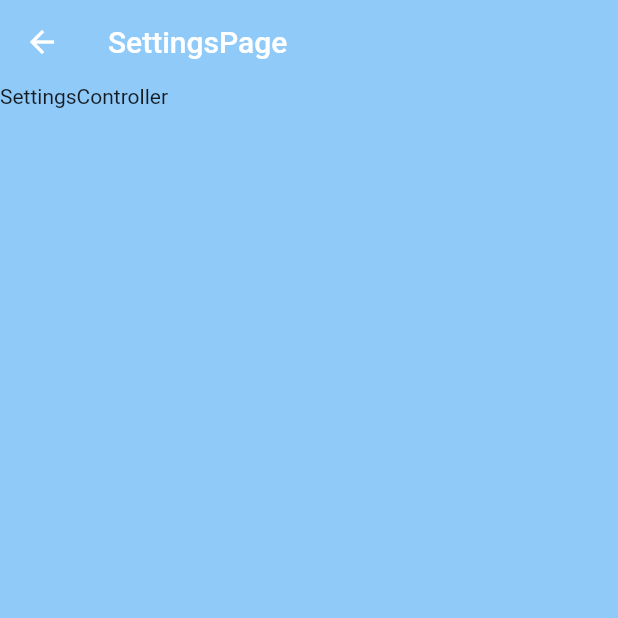
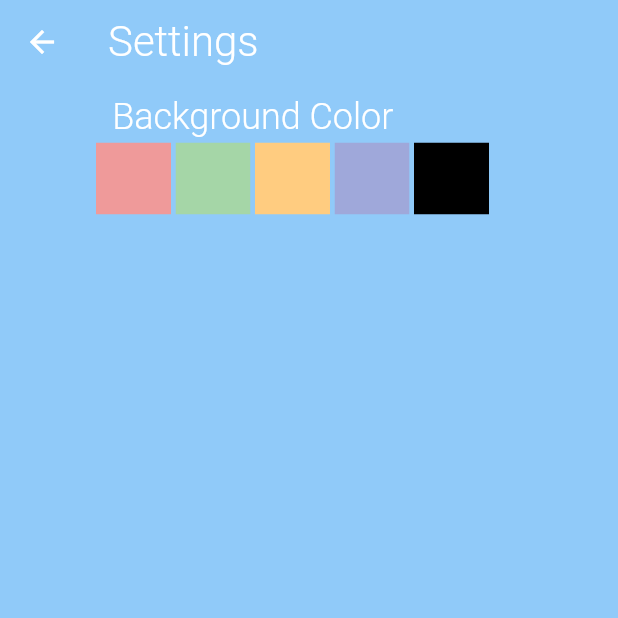
Before and after one commit to joscha0/breath, a Flutter app: the screen it shows after launch, after a tap on the "settings" icon, on a phone screen of 412 x 824 dp, the top half of it. Run offline on Flutter 3.47's test engine with Material 2 defaults, Android fonts, the light colour scheme and no system bars; our stand-ins replace audioplayers, get, get_storage, percent_indicator, rive; statements that could not run were skipped.

Commit message:
add backgrounds

```diff
--- a/lib/main.dart
+++ b/lib/main.dart
@@ -1,17 +1,24 @@
 import 'package:breath/modules/home/home_page.dart';
+import 'package:breath/shared/themes.dart';
 import 'package:flutter/material.dart';
 import 'package:get/get.dart';
+import 'package:get_storage/get_storage.dart';
 
-void main() {
+void main() async {
+  await GetStorage.init();
+  final box = GetStorage();
+
   runApp(GetMaterialApp(
-    theme: ThemeData(
+    themeMode: ThemeMode.light,
+    theme: ThemeData.light().copyWith(
       elevatedButtonTheme: ElevatedButtonThemeData(
           style: ElevatedButton.styleFrom(
               primary: Colors.white,
               onPrimary: Colors.black,
               textStyle:
                   const TextStyle(fontWeight: FontWeight.w300, fontSize: 23))),
-      scaffoldBackgroundColor: Colors.blue[200],
+      scaffoldBackgroundColor: backgrounds[box.read('background') ?? 'blue'],
+      iconTheme: const IconThemeData(color: Colors.white),
       textTheme: const TextTheme(
         headline1: TextStyle(color: Colors.white, fontSize: 70),
         headline2: TextStyle(
@@ -21,6 +28,6 @@ void main() {
       ),
     ),
     debugShowCheckedModeBanner: false,
-    home: HomePage(),
+    home: const HomePage(),
   ));
 }
--- a/lib/modules/home/home_page.dart
+++ b/lib/modules/home/home_page.dart
@@ -3,8 +3,6 @@ import 'package:breath/modules/settings/settings_page.dart';
 import 'package:breath/shared/rive_speed_controller.dart';
 import 'package:flutter/material.dart';
 import 'package:get/get.dart';
-import 'package:percent_indicator/circular_percent_indicator.dart';
-import 'package:percent_indicator/linear_percent_indicator.dart';
 import 'package:rive/rive.dart';
 
 import 'home_controller.dart';
@@ -21,7 +19,7 @@ class HomePage extends GetView<HomeController> {
         actions: [
           IconButton(
               onPressed: () {
-                Get.to(SettingsPage(),
+                Get.to(() => const SettingsPage(),
                     transition: Transition.rightToLeftWithFade);
               },
               icon: const Icon(Icons.settings))
@@ -43,7 +41,7 @@ class HomePage extends GetView<HomeController> {
           Container(
             height: 280,
             width: 280,
-            padding: EdgeInsets.fromLTRB(32, 0, 32, 32),
+            padding: const EdgeInsets.fromLTRB(32, 0, 32, 32),
             child: RiveAnimation.asset(
               'assets/lung.riv',
               controllers: [
@@ -65,7 +63,7 @@ class HomePage extends GetView<HomeController> {
                 ],
               ),
               onPressed: () {
-                Get.to(() => BreathePage());
+                Get.to(() => const BreathePage());
               },
             ),
           )
--- a/lib/modules/settings/settings_controller.dart
+++ b/lib/modules/settings/settings_controller.dart
@@ -1,3 +1,26 @@
+import 'package:breath/shared/themes.dart';
 import 'package:get/get.dart';
+import 'package:get_storage/get_storage.dart';
 
-class SettingsController extends GetxController {}
+class SettingsController extends GetxController {
+  late List<String> themes;
+  late RxList<bool> isSelected;
+
+  final box = GetStorage();
+
+  @override
+  void onInit() {
+    themes = backgrounds.keys.toList();
+    isSelected = List.generate(backgrounds.length, (index) => false).obs;
+    isSelected[themes.indexOf(box.read('background'))] = true;
+    super.onInit();
+  }
+
+  void selectBackground(int index) {
+    isSelected.value = List.generate(themes.length, (index) => false);
+    isSelected[index] = true;
+    box.write('background', themes[index]);
+    Get.changeTheme(Get.theme
+        .copyWith(scaffoldBackgroundColor: backgrounds[themes[index]]));
+  }
+}
--- a/lib/modules/settings/settings_page.dart
+++ b/lib/modules/settings/settings_page.dart
@@ -1,17 +1,55 @@
+import 'package:breath/shared/themes.dart';
 import 'package:flutter/material.dart';
 import 'package:get/get.dart';
 
 import 'settings_controller.dart';
 
 class SettingsPage extends GetView<SettingsController> {
+  const SettingsPage({Key? key}) : super(key: key);
+
   @override
   Widget build(BuildContext context) {
     return Scaffold(
-        appBar: AppBar(
-          title: Text('SettingsPage'),
-          elevation: 0,
-          backgroundColor: Colors.transparent,
+      appBar: AppBar(
+        title: Text(
+          'Settings',
+          style: Theme.of(context).textTheme.headline2,
         ),
-        body: SafeArea(child: Text('SettingsController')));
+        elevation: 0,
+        backgroundColor: Colors.transparent,
+      ),
+      body: GetX<SettingsController>(
+          init: SettingsController(),
+          builder: (c) {
+            return SingleChildScrollView(
+              padding: const EdgeInsets.all(8),
+              child: Column(
+                children: [
+                  Text(
+                    'Background Color',
+                    style: Theme.of(context).textTheme.headline5,
+                  ),
+                  ToggleButtons(
+                    children: [
+                      for (String theme in c.themes) ...[
+                        Container(
+                          color: backgrounds[theme],
+                          width: 50,
+                        )
+                      ]
+                    ],
+                    isSelected: c.isSelected,
+                    borderWidth: 3,
+                    selectedBorderColor: Colors.white,
+                    borderColor: Colors.transparent,
+                    onPressed: (index) {
+                      c.selectBackground(index);
+                    },
+                  )
+                ],
+              ),
+            );
+          }),
+    );
   }
 }
--- /dev/null
+++ b/lib/shared/themes.dart
@@ -0,0 +1,10 @@
+import 'package:flutter/material.dart';
+
+Map<String, dynamic> backgrounds = {
+  'blue': Colors.blue[200],
+  'red': Colors.red[200],
+  'green': Colors.green[200],
+  'orange': Colors.orange[200],
+  'indigo': Colors.indigo[200],
+  'black': Colors.black,
+};
```
